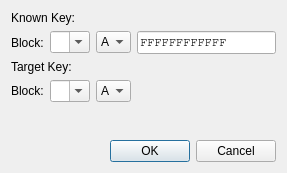
Old version of the form ui/mf_attack_hardnesteddialog.ui in the repository wh201906/Proxmark3GUI.
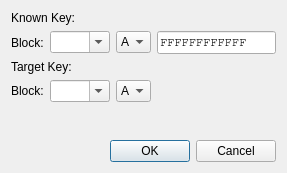
New version of the form.

```diff
--- a/ui/mf_attack_hardnesteddialog.ui
+++ b/ui/mf_attack_hardnesteddialog.ui
@@ -34,13 +34,13 @@
       <widget class="QComboBox" name="knownKeySectorBox">
        <property name="minimumSize">
         <size>
-         <width>40</width>
+         <width>60</width>
          <height>0</height>
         </size>
        </property>
        <property name="maximumSize">
         <size>
-         <width>40</width>
+         <width>60</width>
          <height>16777215</height>
         </size>
        </property>
@@ -109,13 +109,13 @@
       <widget class="QComboBox" name="targetKeySectorBox">
        <property name="minimumSize">
         <size>
-         <width>40</width>
+         <width>60</width>
          <height>0</height>
         </size>
        </property>
        <property name="maximumSize">
         <size>
-         <width>40</width>
+         <width>60</width>
          <height>16777215</height>
         </size>
        </property>
```
Left out of the diff: 2 changed lines with no effect on the pictures.
